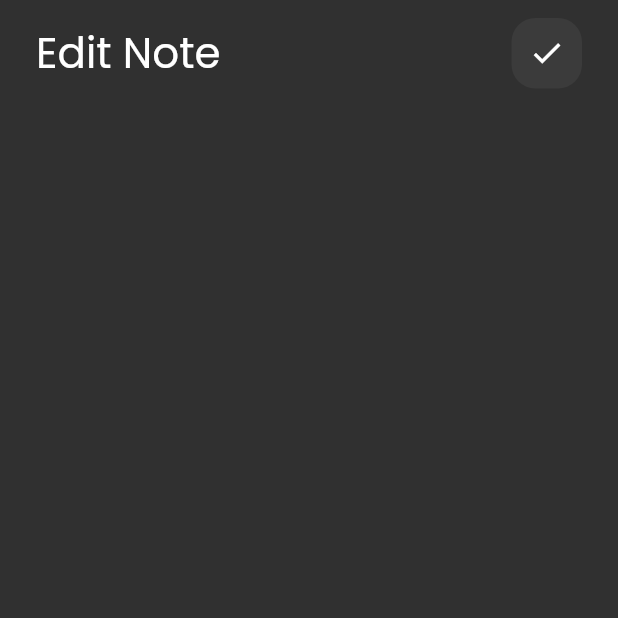
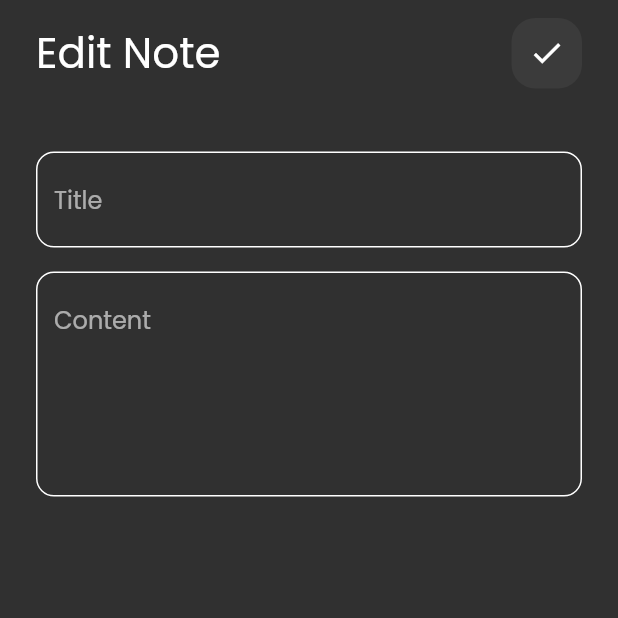
Before and after one commit to mohmamed01149060/note_app, a Flutter app: the EditNoteView screen opened directly, on a phone screen of 412 x 824 dp, the top half of it. Run offline on Flutter 3.47's test engine with Material 2 defaults, Android fonts, the phone set to English and light mode, and no system bars.

Commit message:
add Edit Note Page

```diff
--- a/lib/widgets/edit_note_view_body.dart
+++ b/lib/widgets/edit_note_view_body.dart
@@ -1,6 +1,7 @@
 import 'package:flutter/cupertino.dart';
 import 'package:flutter/material.dart';
 import 'package:note_app/widgets/custom_app_bar.dart';
+import 'package:note_app/widgets/custom_text_field.dart';
 
 class EditNoteViewBody extends StatelessWidget {
   const EditNoteViewBody({Key? key}) : super(key: key);
@@ -15,7 +16,14 @@ class EditNoteViewBody extends StatelessWidget {
             CustomAppBar(
               icon: Icon(Icons.check),
               text: 'Edit Note',
-            )
+            ),
+            SizedBox(height: 30),
+            CustomTextField(hintText: 'Title'),
+            SizedBox(height: 16),
+            CustomTextField(
+              hintText: 'Content',
+              maxLines: 5,
+            ),
           ],
         ),
       ),
```
